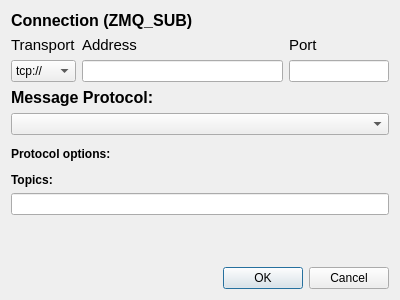
facontidavide/PlotJuggler, file plotjuggler_plugins/DataStreamZMQ/datastream_zmq.ui: the form before one commit.
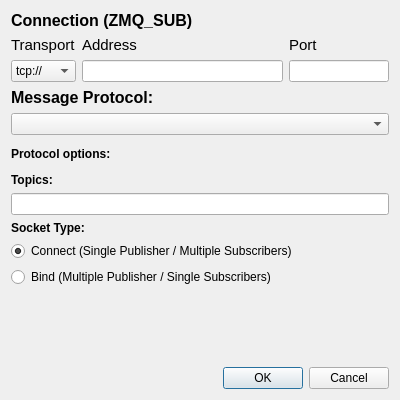
The form after the commit.

Commit message: Added radio button to select connect or bind

Patch:
```diff
--- a/plotjuggler_plugins/DataStreamZMQ/datastream_zmq.ui
+++ b/plotjuggler_plugins/DataStreamZMQ/datastream_zmq.ui
@@ -7,7 +7,7 @@
     <x>0</x>
     <y>0</y>
     <width>400</width>
-    <height>300</height>
+    <height>400</height>
    </rect>
   </property>
   <property name="windowTitle">
@@ -163,6 +163,42 @@
    <item>
     <widget class="QLineEdit" name="lineEditTopics"/>
    </item>
+   <item>
+    <widget class="QLabel" name="label_7">
+     <property name="font">
+      <font>
+       <weight>75</weight>
+       <bold>true</bold>
+      </font>
+     </property>
+     <property name="text">
+      <string>Socket Type:</string>
+     </property>
+    </widget>
+   </item>
+   <item>
+    <widget class="QRadioButton" name="radioConnect">
+      <property name="focusPolicy">
+        <enum>Qt::NoFocus</enum>
+      </property>
+      <property name="text">
+        <string>Connect (Single Publisher / Multiple Subscribers)</string>
+      </property>
+      <property name="checked">
+        <bool>true</bool>
+      </property>
+    </widget>
+   </item>
+   <item>   
+    <widget class="QRadioButton" name="radioBind">
+      <property name="focusPolicy">
+        <enum>Qt::NoFocus</enum>
+      </property>
+      <property name="text">
+        <string>Bind (Multiple Publisher / Single Subscribers)</string>
+      </property>
+    </widget>
+   </item>
    <item>
     <spacer name="verticalSpacer">
      <property name="orientation">
```
The commit also changes 1 other file.
